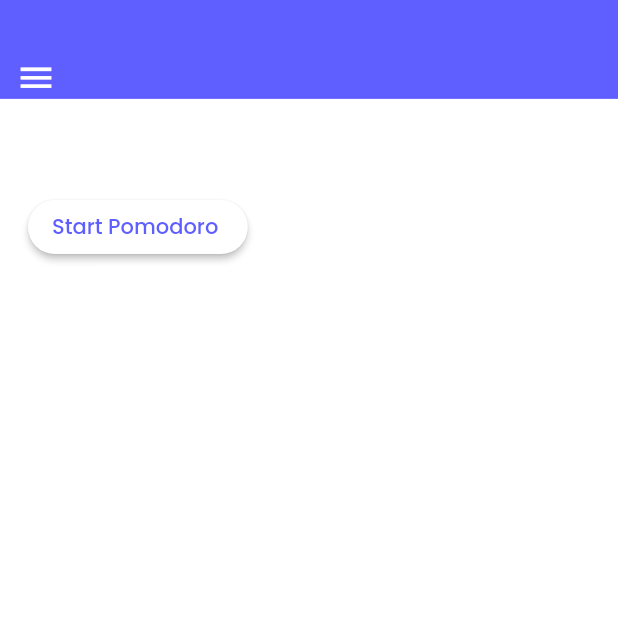
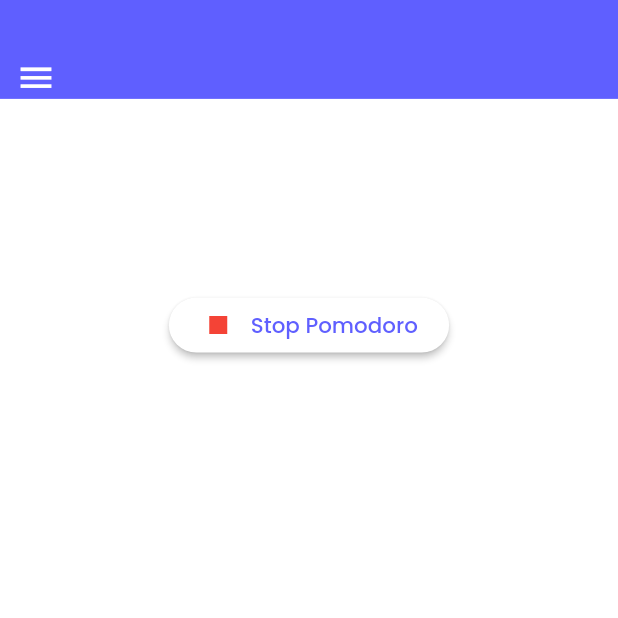
Before and after one commit to yagizdo/Timefaze, a Flutter app: the screen it shows after launch, on a phone screen of 412 x 824 dp, the top half of it. Run offline on Flutter 3.47's test engine with Material 2 defaults, Android fonts, the phone set to English and light mode, and no system bars; drawn by our look-alikes of flutter_slider_drawer; our stand-ins replace flutter_screenutil, get, google_fonts, hexcolor, shared_preferences; statements that could not run were skipped.

Commit message:
Added pomodoro countdown ui

```diff
--- a/langs/en.json
+++ b/langs/en.json
@@ -2,5 +2,6 @@
   "welcomeback": "Welcome Back ",
   "startbutton": "Start Pomodoro ",
   "homepage": "HomePage",
-  "settings": "Settings"
+  "settings": "Settings",
+  "stopbutton": "Stop Pomodoro"
 }
--- a/langs/tr.json
+++ b/langs/tr.json
@@ -2,5 +2,6 @@
   "welcomeback": "Tekrardan Hoşgeldin ",
   "startbutton": "Pomodoro Başlat ",
   "homepage": "AnaSayfa",
-  "settings": "Ayarlar"
+  "settings": "Ayarlar",
+  "stopbutton": "Pomodoroyu Durdur"
 }
--- a/lib/Extentions/t_key.dart
+++ b/lib/Extentions/t_key.dart
@@ -1,6 +1,6 @@
 import 'package:pomodoro_app/Extentions/localization_service.dart';
 
-enum Tkeys { welcomeback, startbutton, homepage, settings }
+enum Tkeys { welcomeback, startbutton, homepage, settings, stopbutton }
 
 extension TKeysExtention on Tkeys {
   String get _string => toString().split('.')[1];
--- a/lib/Screens/homescreen.dart
+++ b/lib/Screens/homescreen.dart
@@ -2,7 +2,8 @@ import 'package:flutter/material.dart';
 import 'package:flutter_screenutil/flutter_screenutil.dart';
 import 'package:flutter_slider_drawer/flutter_slider_drawer.dart';
 import 'package:pomodoro_app/Widgets/HomeScreen/drawer_menu.dart';
-import 'package:pomodoro_app/Widgets/HomeScreen/welcome_back_comp.dart';
+
+import '../Widgets/HomeScreen/pomodoro_timer_comp.dart';
 
 class HomeScreen extends StatelessWidget {
   const HomeScreen({Key? key}) : super(key: key);
@@ -23,10 +24,10 @@ class HomeScreen extends StatelessWidget {
             children: [
               const Expanded(
                 flex: 2,
-                child: WelcomeBackComp(),
+                child: PomodoroComp(),
               ),
               Expanded(
-                flex: 7,
+                flex: 6,
                 child: Container(
                   decoration: const BoxDecoration(
                     color: Colors.white,
--- a/lib/Widgets/HomeScreen/pomodoro_timer_comp.dart
+++ b/lib/Widgets/HomeScreen/pomodoro_timer_comp.dart
@@ -1,10 +1,64 @@
 import 'package:flutter/material.dart';
+import 'package:flutter_screenutil/flutter_screenutil.dart';
+import 'package:google_fonts/google_fonts.dart';
+import 'package:hexcolor/hexcolor.dart';
+
+import '../../Extentions/t_key.dart';
 
 class PomodoroComp extends StatelessWidget {
   const PomodoroComp({Key? key}) : super(key: key);
 
   @override
   Widget build(BuildContext context) {
-    return Column();
+    return Column(
+      mainAxisAlignment: MainAxisAlignment.spaceAround,
+      children: [
+        Text(
+          '25:00',
+          style: GoogleFonts.poppins(
+            textStyle: TextStyle(
+                color: Colors.white,
+                fontSize: 64.sp,
+                fontWeight: FontWeight.bold),
+          ),
+        ),
+        Padding(
+          padding: EdgeInsets.only(bottom: 11.h),
+          child: SizedBox(
+            width: 170.w,
+            height: 36.h,
+            child: ElevatedButton(
+                style: ButtonStyle(
+                  backgroundColor:
+                      MaterialStateProperty.all<Color>(Colors.white),
+                  shape: MaterialStateProperty.all<RoundedRectangleBorder>(
+                    RoundedRectangleBorder(
+                      borderRadius: BorderRadius.circular(30.0),
+                    ),
+                  ),
+                ),
+                onPressed: () {},
+                child: Row(
+                  mainAxisAlignment: MainAxisAlignment.spaceAround,
+                  children: [
+                    const Icon(
+                      Icons.stop,
+                      color: Colors.red,
+                    ),
+                    Text(
+                      Tkeys.stopbutton.translate(context),
+                      style: GoogleFonts.poppins(
+                        textStyle: TextStyle(
+                            color: HexColor('#5F5FFF'),
+                            fontSize: 13.sp,
+                            fontWeight: FontWeight.w500),
+                      ),
+                    ),
+                  ],
+                )),
+          ),
+        )
+      ],
+    );
   }
 }
```
